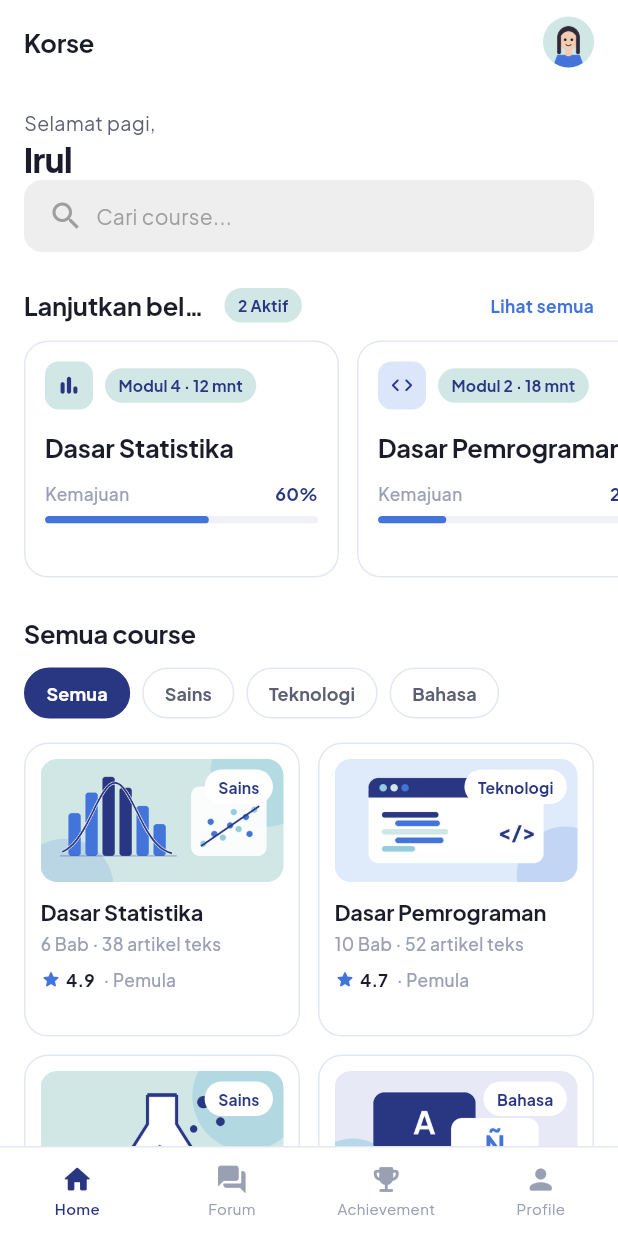
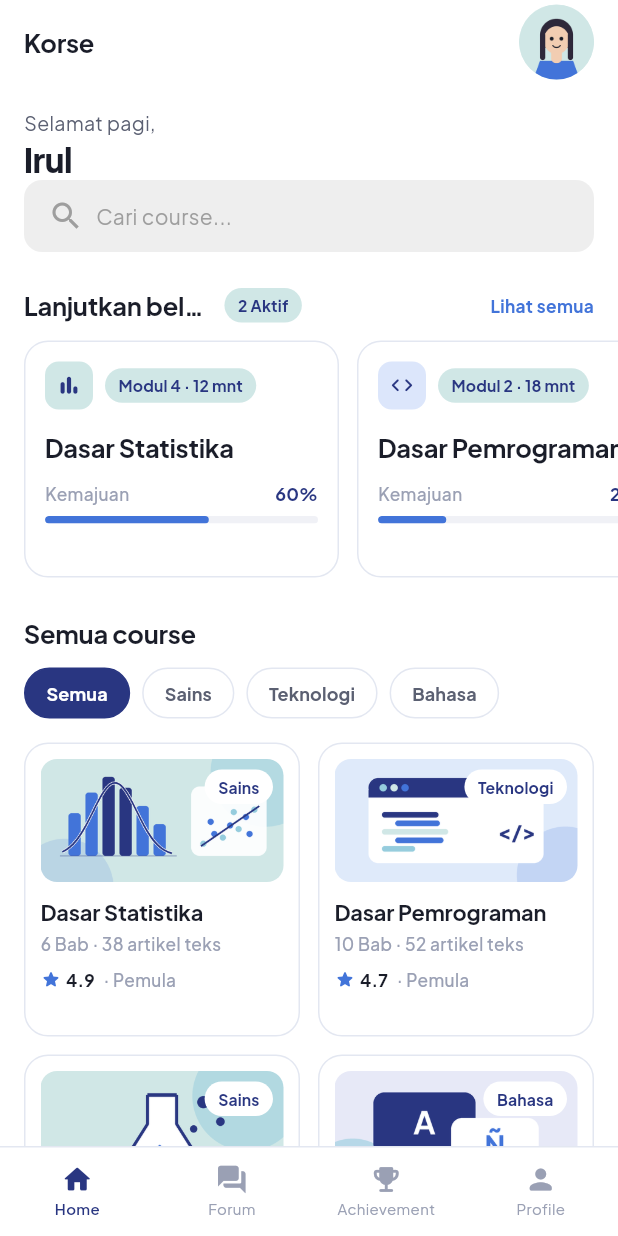
Before and after one commit to amelia275/korse, a Flutter app: the screen it shows after launch, on a phone screen of 412 x 824 dp. Run offline on Flutter 3.47's test engine with Material 3 defaults, Android fonts, the phone set to English and light mode, and no system bars.

Commit message:
Update home_screen.dart

```diff
--- a/lib/screens/home/home_screen.dart
+++ b/lib/screens/home/home_screen.dart
@@ -32,7 +32,7 @@ class HomeScreen extends StatelessWidget {
                 context,
                 MaterialPageRoute(builder: (_) => const ProfileScreen()),
               ),
-              child: const AppAvatar(asset: DummyData.avatarUser, size: 34),
+              child: const AppAvatar(asset: DummyData.avatarUser, size: 50),
             ),
           ),
         ],
```
